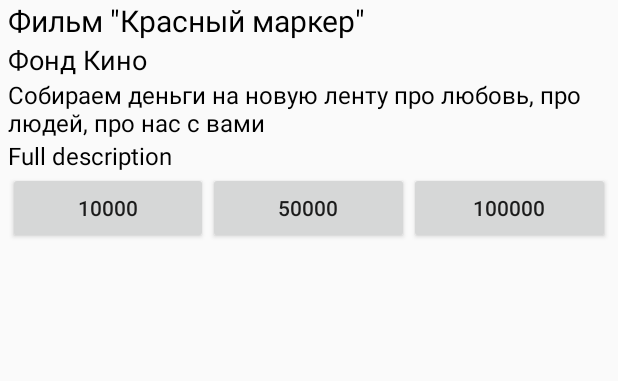
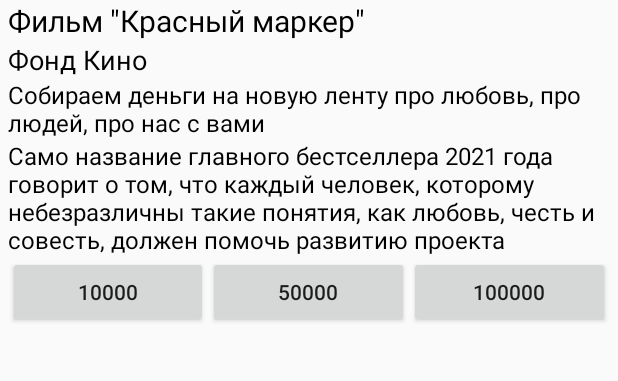
Before and after one commit to Carups/paywell, an Android app: the screen it shows after launch (ProjectDescriptionActivity), after a tap on an icon or button, on a phone screen of 412 x 824 dp, the part 200-581 px from its top. Run offline under Robolectric (Android 15) with nearby library versions, the phone set to English and light mode, and no system bars.

Commit message:
Fill textviews with data from json

```diff
--- a/paywell/app/build.gradle
+++ b/paywell/app/build.gradle
@@ -38,3 +38,7 @@ dependencies {
     implementation group: 'com.fasterxml.jackson.core', name: 'jackson-databind', version: '2.0.1'
 
 }
+
+dependencies {
+    implementation 'com.yandex.money.api:yandex-money-sdk-android:4.1.0'
+}
--- a/paywell/app/src/main/java/ru/spbau/mit/hackathon/paywell/projectdescription/FullProjectDescriptionInfo.kt
+++ /dev/null
@@ -1,8 +0,0 @@
-package ru.spbau.mit.hackathon.paywell.projectdescription
-
-import ru.spbau.mit.hackathon.paywell.projectslist.ProjectInfo
-
-class FullProjectDescriptionInfo(override val projectName: String,
-                                 override val projectOwner: String,
-                                 override val projectShortDescription: String,
-                                 val projectFullDescription: String): ProjectInfo(projectName, projectOwner, projectShortDescription)
--- a/paywell/app/src/main/java/ru/spbau/mit/hackathon/paywell/projectdescription/ProjectDescriptionActivity.kt
+++ b/paywell/app/src/main/java/ru/spbau/mit/hackathon/paywell/projectdescription/ProjectDescriptionActivity.kt
@@ -24,7 +24,7 @@ class ProjectDescriptionActivity: AppCompatActivity() {
         projectName.text = paramsMap.getString("name")
         projectOwner.text = paramsMap.getString("owner")
         projectShortDescription.text = paramsMap.getString("short_desc")
-        projectFullDescription.text = "Full description"
+        projectFullDescription.text = paramsMap.getString("full_desc")
 
         val donate1Button: Button = findViewById(R.id.pay1)
         val donate2Button: Button = findViewById(R.id.pay2)
--- a/paywell/app/src/main/java/ru/spbau/mit/hackathon/paywell/projectslist/MainActivity.kt
+++ b/paywell/app/src/main/java/ru/spbau/mit/hackathon/paywell/projectslist/MainActivity.kt
@@ -6,9 +6,8 @@ import android.os.Bundle
 import android.support.v7.widget.CardView
 import android.support.v7.widget.LinearLayoutManager
 import android.support.v7.widget.RecyclerView
-import android.view.View
+import org.json.JSONArray
 import ru.spbau.mit.hackathon.paywell.R
-import ru.spbau.mit.hackathon.paywell.projectdescription.ProjectDescriptionActivity
 
 class MainActivity : AppCompatActivity() {
 
@@ -21,13 +20,36 @@ class MainActivity : AppCompatActivity() {
         llm.orientation = LinearLayoutManager.VERTICAL
         recyclerView.layoutManager = llm
 
-        recyclerView.adapter = RecyclerAdapter(generateRecords())
+        recyclerView.adapter = RecyclerAdapter(getRecordsFromJson(jsonString = json))
     }
 
-    private fun generateRecords(): MutableList<ProjectInfo> {
-        return mutableListOf(
-                ProjectInfo("Поддержка telegram-а", "Фонд защиты начинающих блоггеров", "Поможем начинающим блоггерам стать опытными блоггерами"),
-                ProjectInfo("Фильм \"Красный маркер\"", "Фонд Кино", "Собираем деньги на новую ленту про любовь, про людей, про нас с вами")
-        )
+    private fun getRecordsFromJson(jsonString: String): MutableList<ProjectInfo> {
+        val projectsData = JSONArray(jsonString)
+        val projectsList: MutableList<ProjectInfo> = mutableListOf()
+        for (i in 0 until projectsData.length()) {
+            val nextProject = projectsData.getJSONObject(i)
+            projectsList.add(ProjectInfo(
+                    nextProject.getString("name"),
+                    nextProject.getString("owner"),
+                    nextProject.getString("short_desc"),
+                    nextProject.getString("full_desc")
+            ))
+        }
+        return projectsList
     }
+
+    private val json: String = "[\n" +
+            "  {\n" +
+            "    \"name\": \"Поддержи челядь!\",\n" +
+            "    \"owner\": \"Фонд защиты начинающих блоггеров\",\n" +
+            "    \"short_desc\": \"Поможем начинающим блоггерам стать опытными блоггерами\",\n" +
+            "    \"full_desc\": \"Проект направлен на спонсирование молодых блоггеров с интересными и необычными идеями и концептами\"\n" +
+            "  },\n" +
+            "  {\n" +
+            "    \"name\": \"Фильм \\\"Красный маркер\\\"\",\n" +
+            "    \"owner\": \"Фонд Кино\",\n" +
+            "    \"short_desc\": \"Собираем деньги на новую ленту про любовь, про людей, про нас с вами\",\n" +
+            "    \"full_desc\": \"Само название главного бестселлера 2021 года говорит о том, что каждый человек, которому небезразличны такие понятия, как любовь, честь и совесть, должен помочь развитию проекта\"\n" +
+            "  }\n" +
+            "]\n"
 }
--- a/paywell/app/src/main/java/ru/spbau/mit/hackathon/paywell/projectslist/ProjectInfo.kt
+++ b/paywell/app/src/main/java/ru/spbau/mit/hackathon/paywell/projectslist/ProjectInfo.kt
@@ -2,7 +2,8 @@ package ru.spbau.mit.hackathon.paywell.projectslist
 
 open class ProjectInfo(open val projectName: String,
                        open val projectOwner: String,
-                       open val projectShortDescription: String) {
+                       open val projectShortDescription: String,
+                       open val projectFullDescription: String) {
 
     override fun toString(): String {
         return super.toString()
--- a/paywell/app/src/main/java/ru/spbau/mit/hackathon/paywell/projectslist/ProjectViewHolder.kt
+++ b/paywell/app/src/main/java/ru/spbau/mit/hackathon/paywell/projectslist/ProjectViewHolder.kt
@@ -15,6 +15,7 @@ class ProjectViewHolder(projectView: View): RecyclerView.ViewHolder(projectView)
     val projectOwnerText: TextView = projectView.findViewById(R.id.ownerName)
     val projectShortDescription: TextView = projectView.findViewById(R.id.shortProjectDescription)
     val cardView: CardView = projectView as CardView
+    var projectFullDescriptionString: String? = null
 
     init {
         cardView.setOnClickListener { v ->
@@ -28,6 +29,7 @@ class ProjectViewHolder(projectView: View): RecyclerView.ViewHolder(projectView)
         json.put("name", projectNameText.text)
         json.put("owner", projectOwnerText.text)
         json.put("short_desc", projectShortDescription.text)
+        json.put("full_desc", projectFullDescriptionString)
         return json.toString()
     }
 }
--- a/paywell/app/src/main/java/ru/spbau/mit/hackathon/paywell/projectslist/RecyclerAdapter.kt
+++ b/paywell/app/src/main/java/ru/spbau/mit/hackathon/paywell/projectslist/RecyclerAdapter.kt
@@ -31,5 +31,6 @@ class RecyclerAdapter(projects: List<ProjectInfo>) : RecyclerView.Adapter<Projec
         holder.projectNameText.text = projectInfo.projectName
         holder.projectOwnerText.text = projectInfo.projectOwner
         holder.projectShortDescription.text = projectInfo.projectShortDescription
+        holder.projectFullDescriptionString = projectInfo.projectFullDescription
     }
 }
--- /dev/null
+++ b/paywell/app/src/main/java/ru/spbau/mit/hackathon/paywell/resources/projects.json
@@ -0,0 +1,14 @@
+[
+  {
+    "name": "Поддержи челядь!",
+    "owner": "Фонд защиты начинающих блоггеров",
+    "short_desc": "Поможем начинающим блоггерам стать опытными блоггерами",
+    "full_desc": "Проект направлен на спонсирование молодых блоггеров с интересными и необычными идеями и концептами"
+  },
+  {
+    "name": "Фильм \"Красный маркер\"",
+    "owner": "Фонд Кино",
+    "short_desc": "Собираем деньги на новую ленту про любовь, про людей, про нас с вами",
+    "full_desc": "Само название главного бестселлера 2021 года говорит о том, что каждый человек, которому небезразличны такие понятия, как любовь, честь и совесть, должен помочь развитию проекта"
+  }
+]
```
